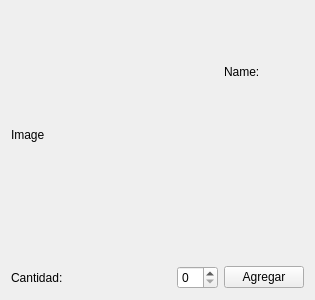
Old version of the form productwidget.ui in the repository felipe-sencion/amazone.
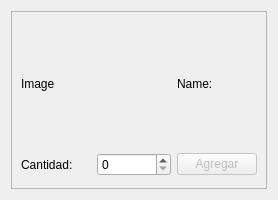
New version of the form.

Diff of the .ui file:
```diff
--- a/productwidget.ui
+++ b/productwidget.ui
@@ -6,20 +6,20 @@
    <rect>
     <x>0</x>
     <y>0</y>
-    <width>300</width>
-    <height>300</height>
+    <width>278</width>
+    <height>200</height>
    </rect>
   </property>
   <property name="minimumSize">
    <size>
-    <width>300</width>
-    <height>300</height>
+    <width>278</width>
+    <height>200</height>
    </size>
   </property>
   <property name="maximumSize">
    <size>
-    <width>300</width>
-    <height>300</height>
+    <width>278</width>
+    <height>210</height>
    </size>
   </property>
   <property name="windowTitle">
@@ -35,17 +35,35 @@
    <property name="sizeConstraint">
     <enum>QLayout::SetMinAndMaxSize</enum>
    </property>
-   <item row="2" column="1">
-    <widget class="QSpinBox" name="amountSB"/>
-   </item>
-   <item row="2" column="5">
-    <widget class="QPushButton" name="addPB">
+   <item row="0" column="0">
+    <widget class="QFrame" name="productFrame">
+     <property name="frameShape">
+      <enum>QFrame::StyledPanel</enum>
+     </property>
+     <property name="frameShadow">
+      <enum>QFrame::Raised</enum>
+     </property>
+     <layout class="QGridLayout" name="gridLayout_2">
+      <item row="0" column="0" colspan="2">
+       <widget class="QLabel" name="imageLabel">
+        <property name="minimumSize">
+         <size>
+          <width>120</width>
+          <height>120</height>
+         </size>
+        </property>
+        <property name="maximumSize">
+         <size>
+          <width>120</width>
+          <height>120</height>
+         </size>
+        </property>
      <property name="text">
-      <string>Agregar</string>
+         <string>Image</string>
      </property>
     </widget>
    </item>
-   <item row="0" column="5">
+      <item row="0" column="2">
     <widget class="QLabel" name="productLabel">
      <property name="text">
       <string>Name:</string>
@@ -55,26 +73,7 @@
      </property>
     </widget>
    </item>
-   <item row="0" column="0" rowspan="2">
-    <widget class="QLabel" name="imageLabel">
-     <property name="minimumSize">
-      <size>
-       <width>160</width>
-       <height>160</height>
-      </size>
-     </property>
-     <property name="maximumSize">
-      <size>
-       <width>160</width>
-       <height>160</height>
-      </size>
-     </property>
-     <property name="text">
-      <string>Image</string>
-     </property>
-    </widget>
-   </item>
-   <item row="2" column="0">
+      <item row="1" column="0">
     <widget class="QLabel" name="amountLabel">
      <property name="maximumSize">
       <size>
@@ -85,6 +84,22 @@
      <property name="text">
       <string>Cantidad:</string>
      </property>
+       </widget>
+      </item>
+      <item row="1" column="1">
+       <widget class="QSpinBox" name="amountSB"/>
+      </item>
+      <item row="1" column="2">
+       <widget class="QPushButton" name="addPB">
+        <property name="enabled">
+         <bool>false</bool>
+        </property>
+        <property name="text">
+         <string>Agregar</string>
+        </property>
+       </widget>
+      </item>
+     </layout>
     </widget>
    </item>
   </layout>
```
Lines whose indentation alone changed are shown as unchanged.
